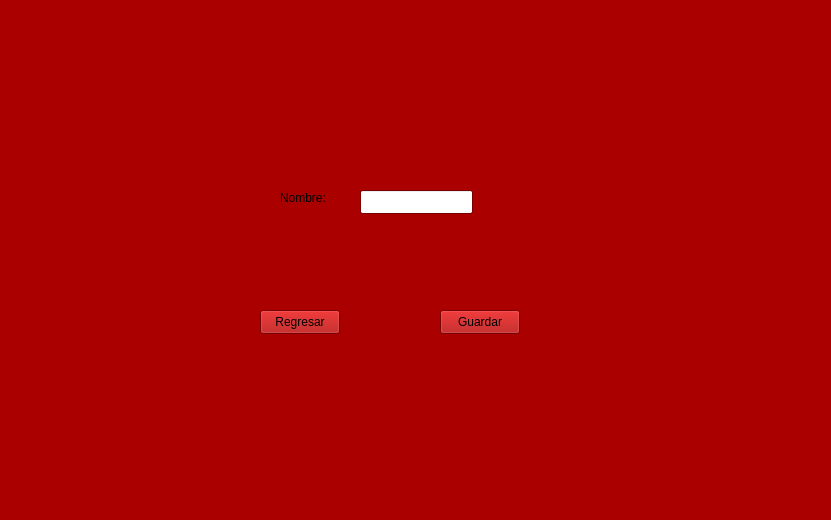
Above: ventanaregistro.ui from AdrianMP16/JuegoCuarenta_QT before the change. Below: the same form after it.
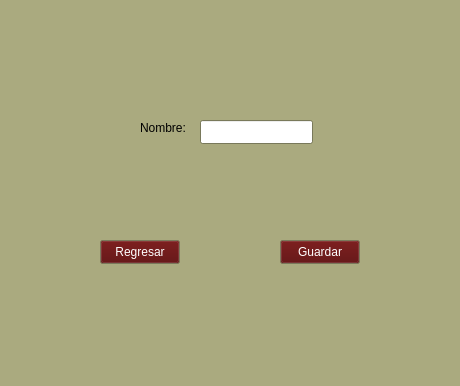
That is the form after the change.

```diff
--- a/ventanaregistro.ui
+++ b/ventanaregistro.ui
@@ -6,8 +6,8 @@
    <rect>
     <x>0</x>
     <y>0</y>
-    <width>831</width>
-    <height>520</height>
+    <width>460</width>
+    <height>386</height>
    </rect>
   </property>
   <property name="palette">
@@ -25,7 +25,7 @@
      <colorrole role="Button">
       <brush brushstyle="SolidPattern">
        <color alpha="255">
-        <red>170</red>
+        <red>85</red>
         <green>0</green>
         <blue>0</blue>
        </color>
@@ -35,8 +35,8 @@
       <brush brushstyle="SolidPattern">
        <color alpha="255">
         <red>255</red>
-        <green>0</green>
-        <blue>0</blue>
+        <green>255</green>
+        <blue>190</blue>
        </color>
       </brush>
      </colorrole>
@@ -44,8 +44,8 @@
       <brush brushstyle="SolidPattern">
        <color alpha="255">
         <red>212</red>
-        <green>0</green>
-        <blue>0</blue>
+        <green>212</green>
+        <blue>158</blue>
        </color>
       </brush>
      </colorrole>
@@ -53,8 +53,8 @@
       <brush brushstyle="SolidPattern">
        <color alpha="255">
         <red>85</red>
-        <green>0</green>
-        <blue>0</blue>
+        <green>85</green>
+        <blue>63</blue>
        </color>
       </brush>
      </colorrole>
@@ -62,8 +62,8 @@
       <brush brushstyle="SolidPattern">
        <color alpha="255">
         <red>113</red>
-        <green>0</green>
-        <blue>0</blue>
+        <green>113</green>
+        <blue>85</blue>
        </color>
       </brush>
      </colorrole>
@@ -88,9 +88,9 @@
      <colorrole role="ButtonText">
       <brush brushstyle="SolidPattern">
        <color alpha="255">
-        <red>0</red>
-        <green>0</green>
-        <blue>0</blue>
+        <red>255</red>
+        <green>255</green>
+        <blue>255</blue>
        </color>
       </brush>
      </colorrole>
@@ -107,8 +107,8 @@
       <brush brushstyle="SolidPattern">
        <color alpha="255">
         <red>170</red>
-        <green>0</green>
-        <blue>0</blue>
+        <green>170</green>
+        <blue>127</blue>
        </color>
       </brush>
      </colorrole>
@@ -125,8 +125,8 @@
       <brush brushstyle="SolidPattern">
        <color alpha="255">
         <red>212</red>
-        <green>127</green>
-        <blue>127</blue>
+        <green>212</green>
+        <blue>191</blue>
        </color>
       </brush>
      </colorrole>
@@ -180,7 +180,7 @@
      <colorrole role="Button">
       <brush brushstyle="SolidPattern">
        <color alpha="255">
-        <red>170</red>
+        <red>85</red>
         <green>0</green>
         <blue>0</blue>
        </color>
@@ -190,8 +190,8 @@
       <brush brushstyle="SolidPattern">
        <color alpha="255">
         <red>255</red>
-        <green>0</green>
-        <blue>0</blue>
+        <green>255</green>
+        <blue>190</blue>
        </color>
       </brush>
      </colorrole>
@@ -199,8 +199,8 @@
       <brush brushstyle="SolidPattern">
        <color alpha="255">
         <red>212</red>
-        <green>0</green>
-        <blue>0</blue>
+        <green>212</green>
+        <blue>158</blue>
        </color>
       </brush>
      </colorrole>
@@ -208,8 +208,8 @@
       <brush brushstyle="SolidPattern">
        <color alpha="255">
         <red>85</red>
-        <green>0</green>
-        <blue>0</blue>
+        <green>85</green>
+        <blue>63</blue>
        </color>
       </brush>
      </colorrole>
@@ -217,8 +217,8 @@
       <brush brushstyle="SolidPattern">
        <color alpha="255">
         <red>113</red>
-        <green>0</green>
-        <blue>0</blue>
+        <green>113</green>
+        <blue>85</blue>
        </color>
       </brush>
      </colorrole>
@@ -243,9 +243,9 @@
      <colorrole role="ButtonText">
       <brush brushstyle="SolidPattern">
        <color alpha="255">
-        <red>0</red>
-        <green>0</green>
-        <blue>0</blue>
+        <red>255</red>
+        <green>255</green>
+        <blue>255</blue>
        </color>
       </brush>
      </colorrole>
@@ -262,8 +262,8 @@
       <brush brushstyle="SolidPattern">
        <color alpha="255">
         <red>170</red>
-        <green>0</green>
-        <blue>0</blue>
+        <green>170</green>
+        <blue>127</blue>
        </color>
       </brush>
      </colorrole>
@@ -280,8 +280,8 @@
       <brush brushstyle="SolidPattern">
        <color alpha="255">
         <red>212</red>
-        <green>127</green>
-        <blue>127</blue>
+        <green>212</green>
+        <blue>191</blue>
        </color>
       </brush>
      </colorrole>
@@ -327,15 +327,15 @@
       <brush brushstyle="SolidPattern">
        <color alpha="255">
         <red>85</red>
-        <green>0</green>
-        <blue>0</blue>
+        <green>85</green>
+        <blue>63</blue>
        </color>
       </brush>
      </colorrole>
      <colorrole role="Button">
       <brush brushstyle="SolidPattern">
        <color alpha="255">
-        <red>170</red>
+        <red>85</red>
         <green>0</green>
         <blue>0</blue>
        </color>
@@ -345,8 +345,8 @@
       <brush brushstyle="SolidPattern">
        <color alpha="255">
         <red>255</red>
-        <green>0</green>
-        <blue>0</blue>
+        <green>255</green>
+        <blue>190</blue>
        </color>
       </brush>
      </colorrole>
@@ -354,8 +354,8 @@
       <brush brushstyle="SolidPattern">
        <color alpha="255">
         <red>212</red>
-        <green>0</green>
-        <blue>0</blue>
+        <green>212</green>
+        <blue>158</blue>
        </color>
       </brush>
      </colorrole>
@@ -363,8 +363,8 @@
       <brush brushstyle="SolidPattern">
        <color alpha="255">
         <red>85</red>
-        <green>0</green>
-        <blue>0</blue>
+        <green>85</green>
+        <blue>63</blue>
        </color>
       </brush>
      </colorrole>
@@ -372,8 +372,8 @@
       <brush brushstyle="SolidPattern">
        <color alpha="255">
         <red>113</red>
-        <green>0</green>
-        <blue>0</blue>
+        <green>113</green>
+        <blue>85</blue>
        </color>
       </brush>
      </colorrole>
@@ -381,8 +381,8 @@
       <brush brushstyle="SolidPattern">
        <color alpha="255">
         <red>85</red>
-        <green>0</green>
-        <blue>0</blue>
+        <green>85</green>
+        <blue>63</blue>
        </color>
       </brush>
      </colorrole>
@@ -399,8 +399,8 @@
       <brush brushstyle="SolidPattern">
        <color alpha="255">
         <red>85</red>
-        <green>0</green>
-        <blue>0</blue>
+        <green>85</green>
+        <blue>63</blue>
        </color>
       </brush>
      </colorrole>
@@ -408,8 +408,8 @@
       <brush brushstyle="SolidPattern">
        <color alpha="255">
         <red>170</red>
-        <green>0</green>
-        <blue>0</blue>
+        <green>170</green>
+        <blue>127</blue>
        </color>
       </brush>
      </colorrole>
@@ -417,8 +417,8 @@
       <brush brushstyle="SolidPattern">
        <color alpha="255">
         <red>170</red>
-        <green>0</green>
-        <blue>0</blue>
+        <green>170</green>
+        <blue>127</blue>
        </color>
       </brush>
      </colorrole>
@@ -435,8 +435,8 @@
       <brush brushstyle="SolidPattern">
        <color alpha="255">
         <red>170</red>
-        <green>0</green>
-        <blue>0</blue>
+        <green>170</green>
+        <blue>127</blue>
        </color>
       </brush>
      </colorrole>
@@ -462,8 +462,8 @@
       <brush brushstyle="SolidPattern">
        <color alpha="127">
         <red>85</red>
-        <green>0</green>
-        <blue>0</blue>
+        <green>85</green>
+        <blue>63</blue>
        </color>
       </brush>
      </colorrole>
@@ -471,8 +471,8 @@
       <brush brushstyle="SolidPattern">
        <color alpha="255">
         <red>221</red>
-        <green>0</green>
-        <blue>0</blue>
+        <green>221</green>
+        <blue>165</blue>
        </color>
       </brush>
      </colorrole>
@@ -485,8 +485,8 @@
   <widget class="QPushButton" name="btnGuardar">
    <property name="geometry">
     <rect>
-     <x>440</x>
-     <y>310</y>
+     <x>280</x>
+     <y>240</y>
      <width>80</width>
      <height>24</height>
     </rect>
@@ -498,9 +498,9 @@
   <widget class="QLabel" name="label">
    <property name="geometry">
     <rect>
-     <x>280</x>
-     <y>190</y>
-     <width>91</width>
+     <x>140</x>
+     <y>120</y>
+     <width>51</width>
      <height>16</height>
     </rect>
    </property>
@@ -511,8 +511,8 @@
   <widget class="QLineEdit" name="nombreLineEdit">
    <property name="geometry">
     <rect>
-     <x>360</x>
-     <y>190</y>
+     <x>200</x>
+     <y>120</y>
      <width>113</width>
      <height>24</height>
     </rect>
@@ -521,8 +521,8 @@
   <widget class="QPushButton" name="btnRegresar">
    <property name="geometry">
     <rect>
-     <x>260</x>
-     <y>310</y>
+     <x>100</x>
+     <y>240</y>
      <width>80</width>
      <height>24</height>
     </rect>
```
